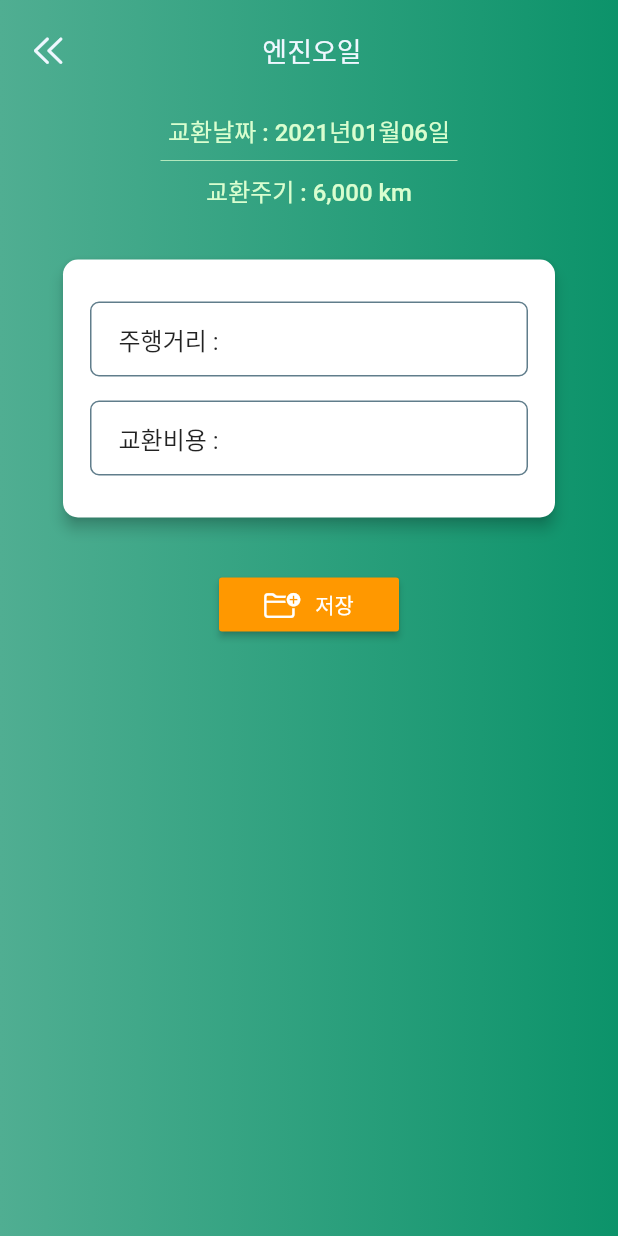
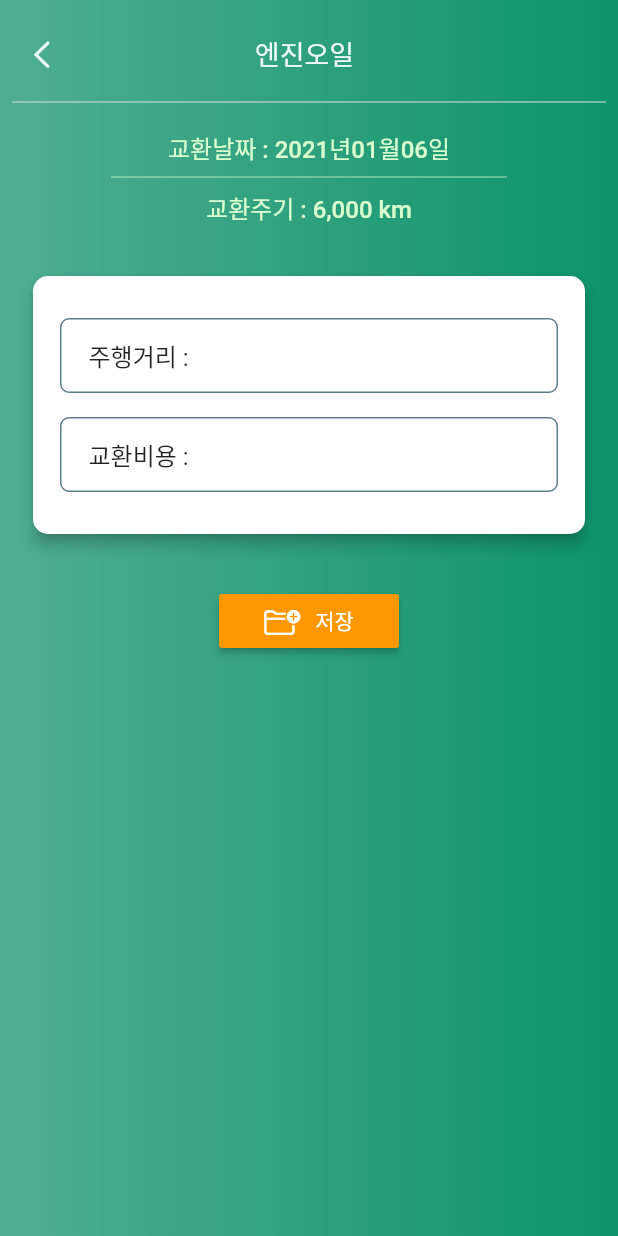
Before and after one commit to geojun01/CarMoa, a Flutter app: the screen it shows after launch, after a tap on an icon or button, on a phone screen of 412 x 824 dp. Run offline on Flutter 3.47's test engine with Material 2 defaults, Android fonts, the phone set to English and light mode, and no system bars; our stand-ins replace date_format, flutter_svg, font_awesome_flutter, geolocator, permission_handler, shared_preferences and 2 more; missing offline and left inert: app_settings, pattern_formatter, sa_multi_tween; accounts and stored records are empty; network calls fail.

```diff
--- a/lib/activity/car_info_view.dart
+++ b/lib/activity/car_info_view.dart
@@ -32,10 +32,6 @@ Widget carInfoView(BuildContext context) {
           children: [
             Row(
               children: [
-                Icon(
-                  CupertinoIcons.chart_bar_circle,
-                ),
-                SizedBox(width: 10),
                 Consumer<SelectMenu>(
                   builder: (context, value, child) {
                     indexCycleMenu = value.getSelect();
@@ -253,7 +249,7 @@ Widget carInfoView(BuildContext context) {
                         child: Padding(
                           padding: const EdgeInsets.all(6.0),
                           child: Icon(CupertinoIcons.rectangle_stack_badge_plus,
-                              size: 28, color: Theme.of(context).primaryColor),
+                              size: 28),
                         ),
                       ),
                     ],
@@ -268,6 +264,8 @@ Widget carInfoView(BuildContext context) {
   );
 }
 
+
+// titleName 으로 지정하면 실시간 반영이 되지 않는다. 꼭 selectPick 사용
 Text changeCycle(BuildContext context) {
   final selectPick = Provider.of<SelectMenu>(context);
   final cycle = Provider.of<Cycle>(context);
@@ -312,12 +310,19 @@ Text changeCycle(BuildContext context) {
   );
 }
 
-Text titleText(SelectMenu value) {
-  titleName = modifyType[value.getSelect()];
-  return Text(
-    modifyType[value.getSelect()],
-    textAlign: TextAlign.start,
-    style: titleMain15,
+Widget titleText(SelectMenu value) {
+  String iconImage = carIcons[value.getSelect()];
+  titleName = partType[value.getSelect()];
+  return Row(
+    children: [
+      Image.asset('assets/icons/$iconImage', height: 22, width: 22),
+      SizedBox(width: 10),
+      Text(
+        partType[value.getSelect()],
+        textAlign: TextAlign.start,
+        style: titleMain15,
+      )
+    ],
   );
 }
 
--- a/lib/activity/carmoa_home.dart
+++ b/lib/activity/carmoa_home.dart
@@ -37,7 +37,7 @@ class _MoaHomeState extends State<MoaHome> {
                 children: [
                   // AppBar 디자인
                   Padding(
-                    padding: const EdgeInsets.symmetric(horizontal: 22.0),
+                    padding: const EdgeInsets.symmetric(horizontal: 16.0),
                     child: Row(
                       crossAxisAlignment: CrossAxisAlignment.center,
                       mainAxisAlignment: MainAxisAlignment.spaceBetween,
@@ -63,10 +63,12 @@ class _MoaHomeState extends State<MoaHome> {
                               ),
                             );
                           },
+                          child: Padding(
+                            padding: const EdgeInsets.all(6),
                             child: Icon(
                               FontAwesomeIcons.bars,
                               size: 20,
-                            color: mainColor,
+                            ),
                           ),
                         ),
                         Column(
@@ -87,10 +89,13 @@ class _MoaHomeState extends State<MoaHome> {
                         ),
                         Hero(
                           tag: 'logoImage',
+                          child: Padding(
+                            padding: const EdgeInsets.symmetric(horizontal: 6),
                             child: CircleAvatar(
                               radius: 22.0,
                               backgroundImage:
                                   AssetImage('assets/images/logo.jpg'),
+                            ),
                           ),
                         )
                       ],
@@ -121,13 +126,13 @@ class _MoaHomeState extends State<MoaHome> {
                           child: ListView.builder(
                               padding: EdgeInsets.only(left: 16.0),
                               scrollDirection: Axis.horizontal,
-                              itemCount: modifyType.length,
+                              itemCount: partType.length,
                               itemBuilder: (context, index) {
                                 return buildAnimalIcon(index);
                               }),
                         ),
                         // 세부 메뉴 화면
-                        FadeIn(delay: 2, child: carInfoView(context)),
+                        FadeIn(delay: 1, child: carInfoView(context)),
                         SizedBox(height: 16),
                         // 하단 애니메이션 메뉴
                         CarIconMenu(),
@@ -154,7 +159,7 @@ class _MoaHomeState extends State<MoaHome> {
     return Padding(
       padding: const EdgeInsets.only(right: 30.0),
       child: FadeIn(
-        delay: 2,
+        delay: 1,
         child: Column(
           children: [
             InkWell(
@@ -183,11 +188,11 @@ class _MoaHomeState extends State<MoaHome> {
             SizedBox(height: 12),
             Consumer<SelectMenu>(
               builder: (context, value, child) => Text(
-                modifyType[index],
+                partType[index],
                 style: TextStyle(
                   color: value.getSelect() == index
-                      ? Colors.deepPurpleAccent
-                      : Theme.of(context).primaryColor,
+                      ? Colors.deepOrangeAccent
+                      : mainColor,
                   fontSize: 12,
                   fontWeight: value.getSelect() == index
                       ? FontWeight.w600
--- a/lib/activity/input_data.dart
+++ b/lib/activity/input_data.dart
@@ -36,6 +36,7 @@ class _InputDataState extends State<InputData> {
     final timeCheck = formatDate(DateTime.now(), [yyyy, '년', mm, '월', dd, '일']);
 
     return Scaffold(
+      // resizeToAvoidBottomPadding ->  키보드가 올라와도 화면을 밀어올리는걸 방지 한다
       resizeToAvoidBottomPadding: false,
       body: Container(
         decoration: BoxDecoration(
@@ -56,17 +57,20 @@ class _InputDataState extends State<InputData> {
                   crossAxisAlignment: CrossAxisAlignment.center,
                   children: [
                     Padding(
-                      padding: const EdgeInsets.only(left: 20),
+                      padding: const EdgeInsets.only(left: 12),
                       child: Material(
                         color: Colors.transparent,
                         child: InkWell(
                             onTap: () {
                               Navigator.pop(context);
                             },
-                            child: Icon(
-                              CupertinoIcons.chevron_left_2,
-                              color: whiteColor,
-                              size: 24,
+                            child: Padding(
+                              padding: const EdgeInsets.all(4.0),
+                              child: Icon(
+                                CupertinoIcons.left_chevron,
+                                color: whiteColor,
+                                size: 24,
+                              ),
                             )),
                       ),
                     ),
@@ -79,15 +83,16 @@ class _InputDataState extends State<InputData> {
                           fontWeight: FontWeight.w500),
                     ),
                     Expanded(child: Container()),
-                    Container(width: 40),
+                    Container(width: 50),
                   ],
                 ),
               ),
-              SizedBox(height: 20),
               Padding(
                 padding: const EdgeInsets.all(8.0),
                 child: Column(
                   children: [
+                    Divider(color: iconMenuColor),
+                    SizedBox(height: 10),
                     Row(
                       children: [
                         Expanded(
@@ -95,7 +100,7 @@ class _InputDataState extends State<InputData> {
                           flex: 1,
                         ),
                         Expanded(
-                          flex: 2,
+                          flex: 4,
                           child: Column(
                             children: [
                               Text(
@@ -118,7 +123,7 @@ class _InputDataState extends State<InputData> {
                     ),
                     SizedBox(height: 30),
                     Padding(
-                      padding: const EdgeInsets.symmetric(horizontal: 30),
+                      padding: const EdgeInsets.symmetric(horizontal: 10),
                       child: Card(
                         shape: RoundedRectangleBorder(
                             borderRadius: BorderRadius.circular(10.0)),
--- a/lib/activity/weather.dart
+++ b/lib/activity/weather.dart
@@ -1,6 +1,7 @@
 import 'dart:convert';
 
 import 'package:carmoa/config/assist_util.dart';
+import 'package:carmoa/config/config_style.dart';
 import 'package:carmoa/config/provider/location.dart';
 import 'package:carmoa/data/weather_data.dart';
 import 'package:flutter/cupertino.dart';
@@ -61,7 +62,7 @@ Widget buildTopWeather(BuildContext context) {
                       position.getIcon() != null
                           ? SvgPicture.asset(
                               'assets/weather/${position.getIcon()}.svg',
-                              color: Theme.of(context).primaryColor,
+                              color: mainColor,
                               width: 50,
                               height: 50)
                           : Container(),
@@ -71,7 +72,7 @@ Widget buildTopWeather(BuildContext context) {
                               style: TextStyle(
                                   fontSize: 26,
                                   fontWeight: FontWeight.w500,
-                                  color: Theme.of(context).primaryColor))
+                                  color: mainColor))
                           : Container(),
                       SizedBox(width: 8),
                       Column(
@@ -86,8 +87,7 @@ Widget buildTopWeather(BuildContext context) {
                                         Text('${position.getCity()}',
                                             style: TextStyle(
                                                 fontSize: 16,
-                                                color: Theme.of(context)
-                                                    .primaryColor)),
+                                                color: mainColor)),
                                         SizedBox(width: 10),
                                         Material(
                                           color: Colors.transparent,
@@ -102,8 +102,7 @@ Widget buildTopWeather(BuildContext context) {
                                                       horizontal: 8),
                                               child: Icon(
                                                   CupertinoIcons.location,
-                                                  color: Theme.of(context)
-                                                      .primaryColor,
+                                                  color: mainColor,
                                                   size: 20),
                                             ),
                                           ),
@@ -111,7 +110,7 @@ Widget buildTopWeather(BuildContext context) {
                                       ],
                                     )
                                   : Icon(FontAwesomeIcons.mapMarkerAlt,
-                                      color: Theme.of(context).primaryColor,
+                                      color: mainColor,
                                       size: 16)
                             ],
                           ),
@@ -122,7 +121,7 @@ Widget buildTopWeather(BuildContext context) {
                                 '${position.getId() != null ? weatherData.descriptionKR[position.getId()] : ''}',
                                 style: TextStyle(
                                     fontSize: 15,
-                                    color: Theme.of(context).primaryColor),
+                                    color: mainColor),
                               )
                             ],
                           ),
--- a/lib/main.dart
+++ b/lib/main.dart
@@ -32,7 +32,7 @@ class MyApp extends StatelessWidget {
       title: 'CarMoa',
       theme: ThemeData(
         brightness: Brightness.light,
-        primaryColor: mainColor,
+        primaryColor: primaryMainColor,
       ),
       home: MainScreen(),
     );
--- a/lib/main_screen/mainScreen.dart
+++ b/lib/main_screen/mainScreen.dart
@@ -33,15 +33,15 @@ class _MainScreenState extends State<MainScreen>
   Future<void> cycleLoad(BuildContext context) async {
     final p = Provider.of<Cycle>(context, listen: false);
 
-    int eng = await loadPreferenceInt(saveTitle: modifyType[0], initValue: 6000);
-    int air = await loadPreferenceInt(saveTitle: modifyType[1], initValue: 7000);
-    int wiper = await loadPreferenceInt(saveTitle: modifyType[2], initValue: 7000);
-    int tire = await loadPreferenceInt(saveTitle: modifyType[3], initValue: 60000);
-    int breakPad = await loadPreferenceInt(saveTitle: modifyType[4], initValue: 40000);
-    int breakOil = await loadPreferenceInt(saveTitle: modifyType[5], initValue: 40000);
-    int battery = await loadPreferenceInt(saveTitle: modifyType[6], initValue: 60000);
-    int plug = await loadPreferenceInt(saveTitle: modifyType[7], initValue: 50000);
-    int antifreeze = await loadPreferenceInt(saveTitle: modifyType[8], initValue: 50000);
+    int eng = await loadPreferenceInt(saveTitle: partType[0], initValue: 6000);
+    int air = await loadPreferenceInt(saveTitle: partType[1], initValue: 7000);
+    int wiper = await loadPreferenceInt(saveTitle: partType[2], initValue: 7000);
+    int tire = await loadPreferenceInt(saveTitle: partType[3], initValue: 60000);
+    int breakPad = await loadPreferenceInt(saveTitle: partType[4], initValue: 40000);
+    int breakOil = await loadPreferenceInt(saveTitle: partType[5], initValue: 40000);
+    int battery = await loadPreferenceInt(saveTitle: partType[6], initValue: 60000);
+    int plug = await loadPreferenceInt(saveTitle: partType[7], initValue: 50000);
+    int antifreeze = await loadPreferenceInt(saveTitle: partType[8], initValue: 50000);
 
     if (isCycleCheck) {
       isCycleCheck = false;
--- a/pubspec.yaml
+++ b/pubspec.yaml
@@ -24,7 +24,7 @@ dependencies:
   flutter:
     sdk: flutter
 
-  cupertino_icons: ^1.0.0
+  cupertino_icons:
   provider:
   sqflite:
   http:
@@ -43,6 +43,8 @@ dependencies:
   date_format: ^1.0.6
 #  텍스트필드 보조 애드온
   pattern_formatter: ^1.0.2
+#  시스템 정보
+#  package_info:
 
 dev_dependencies:
   flutter_test:
```
Also changed, not shown: lib/activity/board/board_home.dart (+9 -2 lines), lib/activity/camping/camping_main.dart (added, +92 -0 lines), lib/activity/car_icon_menu.dart (+11 -1 lines), lib/activity/charging/gas_map.dart (renamed from lib/activity/gasmap/gas_map.dart, +9 -2 lines), lib/activity/travel/road_travel.dart (added, +73 -0 lines), lib/config/config_style.dart (+4 -3 lines), lib/main_screen/drawerScreen.dart (+57 -36 lines), lib/sub_screen/cycle_setting.dart (added, +218 -0 lines), assets/images/car.png (added), lib/activity/charging/image_view.dart (renamed from lib/activity/gasmap/image_view.dart), 2 other files. Lines whose indentation alone changed are shown as unchanged.
